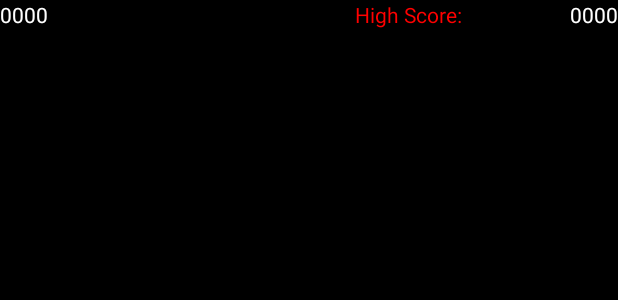
After one commit to tttttttt56/Pixelated, an Android app: the layout activity_centipede.xml on its own in the app's theme, with its tools: preview values and no code run, on a phone screen of 412 x 824 dp. The commit adds this screen. Shown: the top 300 px of the screen. Run offline under Robolectric (Android 15) with nearby library versions, the phone set to English and light mode, and no system bars.

Commit message:
Added game activities and backgrounds. Full navigation not complete.

```diff
--- /dev/null
+++ b/app/src/main/res/layout/activity_centipede.xml
@@ -0,0 +1,48 @@
+<?xml version="1.0" encoding="utf-8"?>
+<androidx.constraintlayout.widget.ConstraintLayout xmlns:android="http://schemas.android.com/apk/res/android"
+    xmlns:app="http://schemas.android.com/apk/res-auto"
+    xmlns:tools="http://schemas.android.com/tools"
+    android:id="@+id/main"
+    android:layout_width="match_parent"
+    android:layout_height="match_parent"
+    tools:context=".CentipedeActivity">
+
+
+    <LinearLayout
+        android:layout_width="match_parent"
+        android:layout_height="match_parent"
+        android:orientation="horizontal"
+        tools:layout_editor_absoluteX="161dp"
+        tools:layout_editor_absoluteY="1dp"
+        app:layout_constraintTop_toTopOf="parent"
+        android:background="@color/black">>
+
+        <TextView
+            android:id="@+id/currentScoreCentipede"
+            android:layout_width="wrap_content"
+            android:layout_height="wrap_content"
+            android:layout_weight="3"
+            android:textColor="@color/white"
+            android:text="0000" />
+
+        <TextView
+            android:id="@+id/highScoreString"
+            android:layout_width="wrap_content"
+            android:layout_height="wrap_content"
+            android:layout_weight="1"
+            android:textColor="#FF0000"
+            android:layout_gravity="center_horizontal"
+            android:text="@string/highScore" />
+
+        <TextView
+            android:id="@+id/highscoreCentipede"
+            android:layout_width="wrap_content"
+            android:layout_height="wrap_content"
+            android:layout_gravity="center_horizontal"
+            android:layout_marginTop="18dp"
+            app:layout_constraintTop_toBottomOf="@id/highScoreString"
+            android:textColor="@color/white"
+            android:text="0000" />
+
+    </LinearLayout>
+</androidx.constraintlayout.widget.ConstraintLayout>
--- a/app/src/main/res/values/strings.xml
+++ b/app/src/main/res/values/strings.xml
@@ -7,4 +7,7 @@
     <string name="centipede">Centipede</string>
     <string name="ArcadeMap">Arcade Map</string>
     <string name="scoreboard">Scoreboard</string>
+    <!-- TODO: Remove or change this placeholder text -->
+    <string name="hello_blank_fragment">Hello blank fragment</string>
+    <string name="highScore">"High Score: "</string>
 </resources>
```
Also changed, not shown: app/src/main/AndroidManifest.xml (+9 -0 lines), app/src/main/java/com/cs407/pixelated/CentipedeActivity.kt (added, +24 -0 lines), app/src/main/java/com/cs407/pixelated/GalagaActivity.kt (added, +22 -0 lines), app/src/main/java/com/cs407/pixelated/MainActivity.kt (+23 -5 lines), app/src/main/java/com/cs407/pixelated/PacmanActivity.kt (added, +22 -0 lines), app/src/main/res/layout/activity_galaga.xml (added, +53 -0 lines), app/src/main/res/layout/activity_main.xml (+6 -18 lines), app/src/main/res/layout/activity_pacman.xml (added, +53 -0 lines), app/src/main/res/drawable/galagabackground.png (added), app/src/main/res/drawable/pacmanbackground.png (added).
